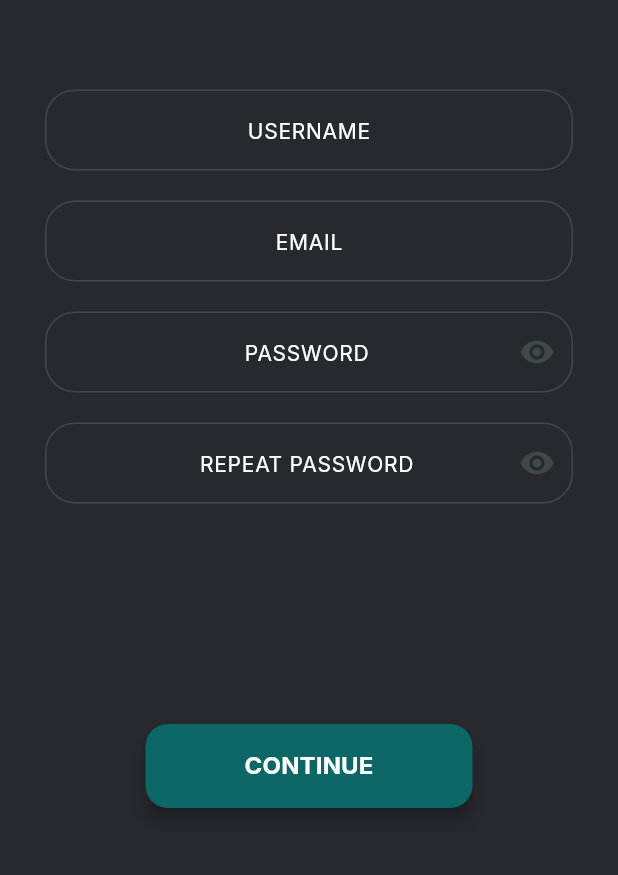
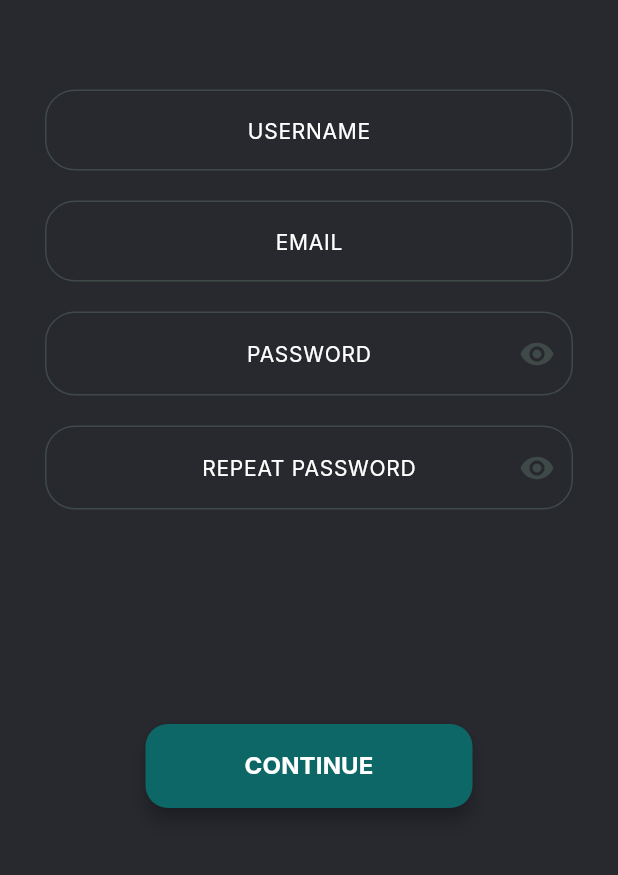
Before and after one commit to thirst-alert/thirst-alert-app, a Flutter app: the RegisterScreen screen opened by its route, on a phone screen of 412 x 824 dp, the part 314-1189 px from its top. Run offline on Flutter 3.47's test engine with Material 3 defaults, Android fonts, the phone set to English and light mode, and no system bars; our stand-ins replace dio, flutter_dotenv, flutter_secure_storage, google_fonts, pretty_dio_logger; accounts and stored records are empty.

Commit message:
chore/added padding, fixed route endpoint

```diff
--- a/lib/api.dart
+++ b/lib/api.dart
@@ -146,7 +146,7 @@ class Api {
   }
 
   Future<ApiResponse<dynamic>> deleteUser() async {
-    return await _standardizeResponse(dio.delete('/user/delete'));
+    return await _standardizeResponse(dio.delete('/user'));
   }
 
   Future<ApiResponse<dynamic>> test() async {
--- a/lib/screens/auth.dart
+++ b/lib/screens/auth.dart
@@ -60,6 +60,7 @@ class LoginScreenState extends State<LoginScreen> {
                     }
                   ),
                 ),
+                contentPadding: const EdgeInsets.fromLTRB(48, 16, 0, 16),
               ),
               obscureText: _passwordIsObscured,
             ),
--- a/lib/screens/register.dart
+++ b/lib/screens/register.dart
@@ -124,6 +124,7 @@ class RegisterScreenState extends State<RegisterScreen> {
                     _passwordIsObscured = !_passwordIsObscured;
                   }),
                 ),
+                contentPadding: const EdgeInsets.fromLTRB(48, 16, 0, 16),
               ),
               obscureText: _passwordIsObscured,
             ),
@@ -145,6 +146,7 @@ class RegisterScreenState extends State<RegisterScreen> {
                     _passwordIsObscured = !_passwordIsObscured;
                   }),
                 ),
+                contentPadding: const EdgeInsets.fromLTRB(48, 16, 0, 16),
               ),
               obscureText: _passwordIsObscured,
             ),
--- a/lib/screens/user.dart
+++ b/lib/screens/user.dart
@@ -144,6 +144,7 @@ class UserScreenState extends State<UserScreen> {
                                     _passwordIsObscured = !_passwordIsObscured;
                                   }),
                                 ),
+                                contentPadding: const EdgeInsets.fromLTRB(48, 16, 0, 16),
                               ),
                               obscureText: _passwordIsObscured,
                             ),
@@ -173,6 +174,7 @@ class UserScreenState extends State<UserScreen> {
                                     _passwordIsObscured = !_passwordIsObscured;
                                   }),
                                 ),
+                                contentPadding:const EdgeInsets.fromLTRB(48, 16, 0, 16),
                               ),
                               obscureText: _passwordIsObscured,
                             ),
```
